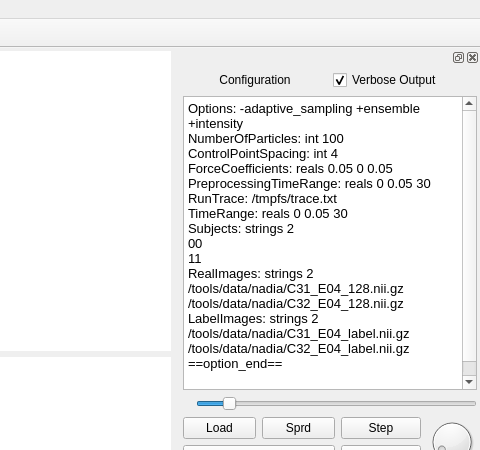
Before: the Qt Designer form itkProjects/Particles/simul2d.ui in SadeghMSalehi/gradworks, drawn with Qt 5; both pictures show x 449 to 929 and y 0 to 450 of the 929 by 876 pixel window.
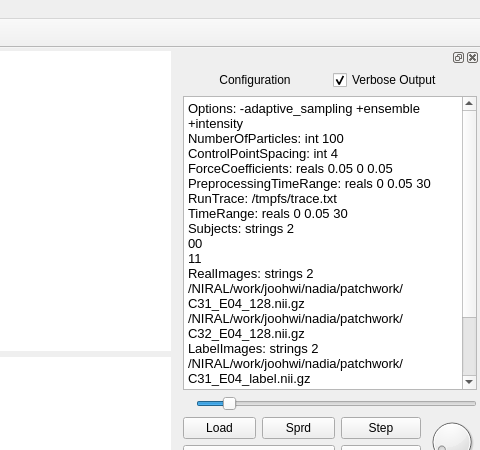
After: the same form once the commit is applied. Icons and pictures are not drawn. Custom widgets are drawn as their Qt base class.

What changed in the file:
```diff
--- a/itkProjects/Particles/simul2d.ui
+++ b/itkProjects/Particles/simul2d.ui
@@ -272,11 +272,11 @@
 00
 11
 RealImages: strings 2
-/tools/data/nadia/C31_E04_128.nii.gz
-/tools/data/nadia/C32_E04_128.nii.gz
+/NIRAL/work/joohwi/nadia/patchwork/C31_E04_128.nii.gz
+/NIRAL/work/joohwi/nadia/patchwork/C32_E04_128.nii.gz
 LabelImages: strings 2
-/tools/data/nadia/C31_E04_label.nii.gz
-/tools/data/nadia/C32_E04_label.nii.gz
+/NIRAL/work/joohwi/nadia/patchwork/C31_E04_label.nii.gz
+/NIRAL/work/joohwi/nadia/patchwork/C32_E04_label.nii.gz
 ==option_end==
 </string>
          </property>
```
Left out of the diff: 35 changed lines with no effect on the pictures.
